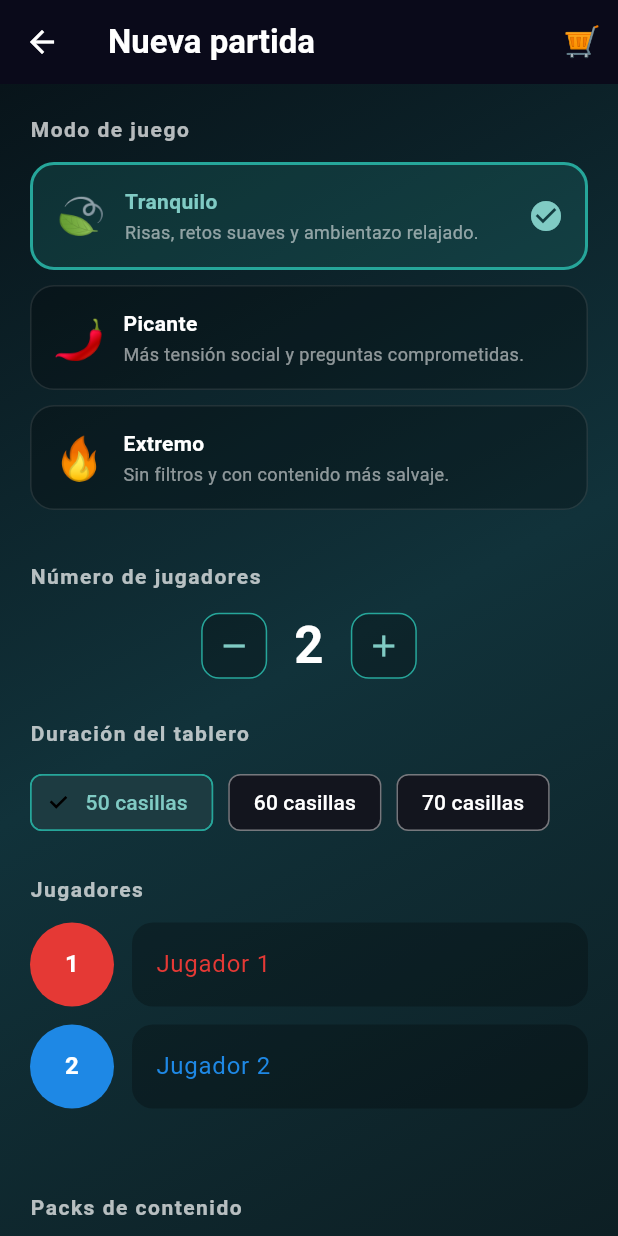
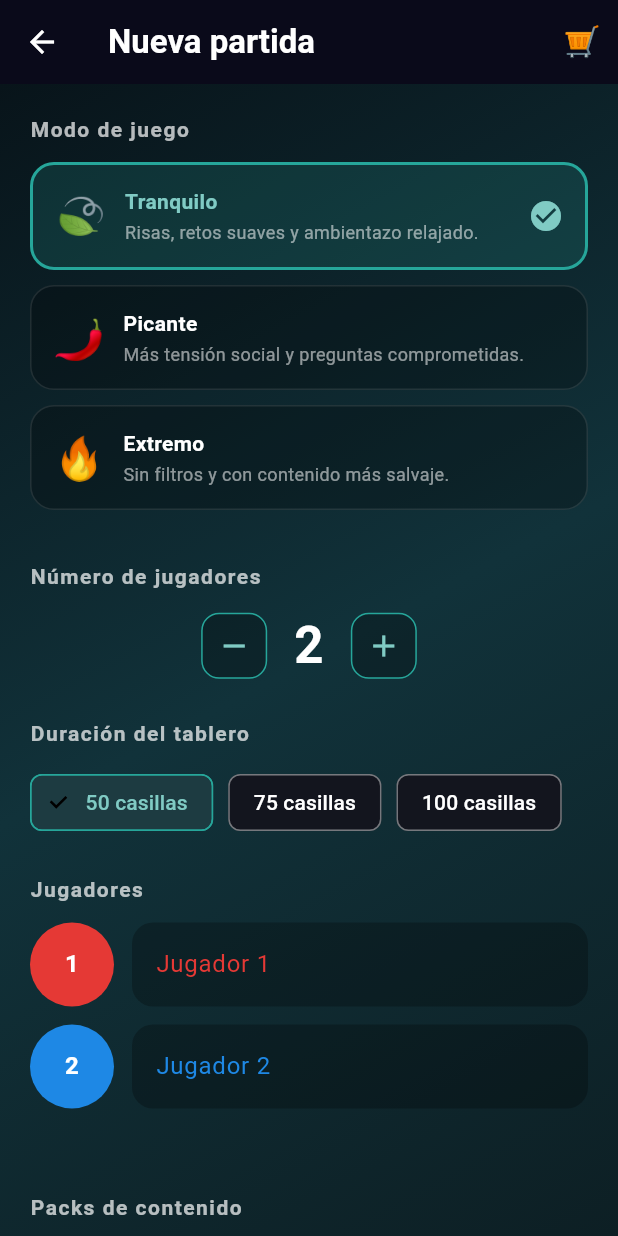
Before and after one commit to davidmartinezmuelas-tech/broncola, a Flutter app: the SetupScreen screen opened directly, on a phone screen of 412 x 824 dp. Run offline on Flutter 3.47's test engine with Material 3 defaults, Android fonts, the phone set to English and light mode, and no system bars; our stand-ins replace image_picker, shared_preferences; accounts and stored records are empty; project files that could hold a hidden picture were left out.

Commit message:
Change board length options to 50, 75, 100
Co-Authored-By: Claude Sonnet 4.6 <noreply@anthropic.com>

```diff
--- a/lib/screens/setup_screen.dart
+++ b/lib/screens/setup_screen.dart
@@ -196,7 +196,7 @@ class _SetupScreenState extends State<SetupScreen> {
               const SizedBox(height: 12),
               Wrap(
                 spacing: 10,
-                children: [50, 60, 70].map((length) => _lengthChip(length)).toList(),
+                children: [50, 75, 100].map((length) => _lengthChip(length)).toList(),
               ),
               const SizedBox(height: 24),
               _sectionLabel('Jugadores'),
```
